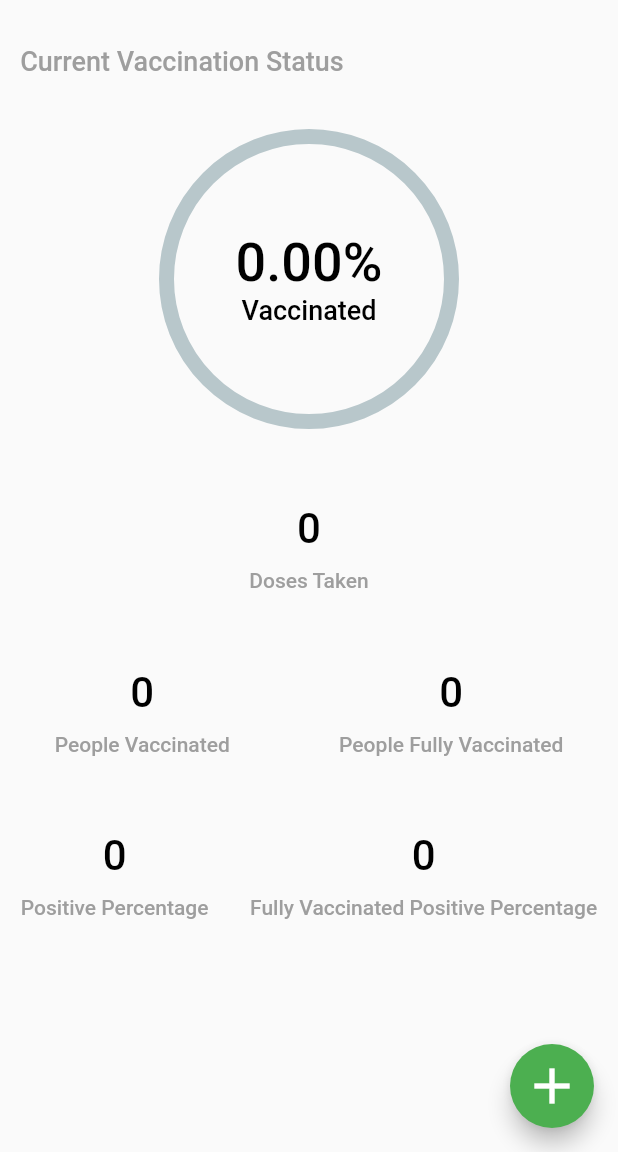
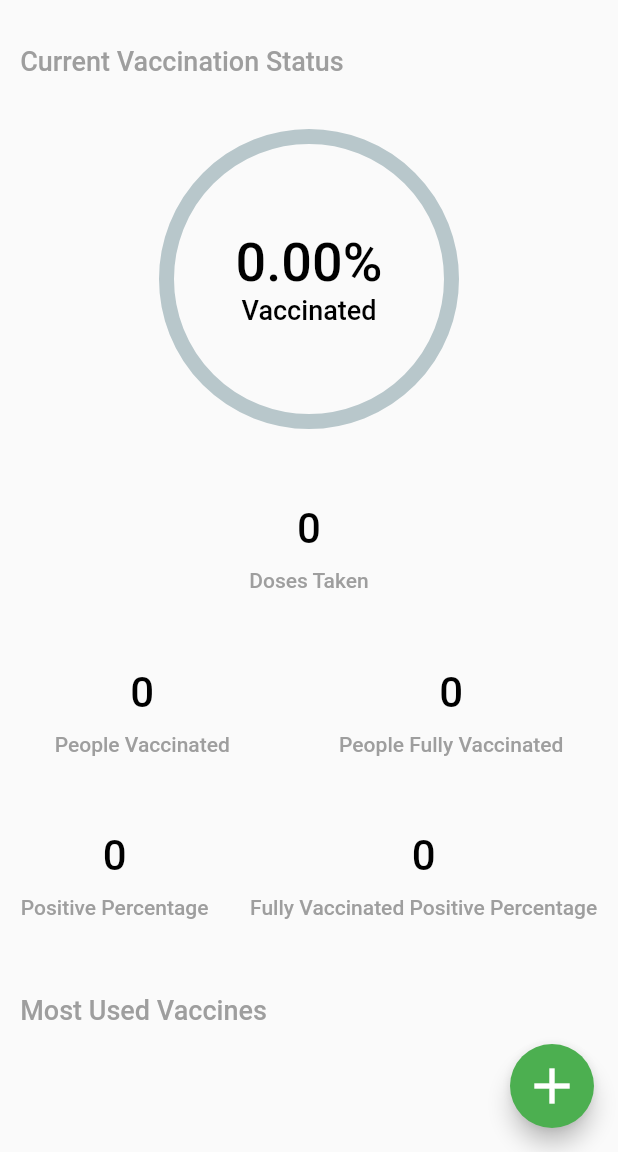
Before and after one commit to AthulJohn/Vaccine_Anlayzer, a Flutter app: the screen it shows after launch, on a phone screen of 412 x 824 dp, the part 84-1236 px from its top. Run offline on Flutter 3.47's test engine with Material 2 defaults, Android fonts, the phone set to English and light mode, and no system bars; drawn by our look-alikes of percent_indicator; our stand-ins replace sqflite; accounts and stored records are empty.

Commit message:
added most used vaccine table

```diff
--- a/lib/database/person_db.dart
+++ b/lib/database/person_db.dart
@@ -107,7 +107,13 @@ class VaccineDatabase {
     return fpercent;
   }
 
-  void close() async {
+  Future<List<Map<String, dynamic>>> getMostUsedVaccines() async {
+    List<Map<String, dynamic>> vccount = await db.rawQuery(
+        "SELECT V.name AS name,Vc.count AS count  from (SELECT vid, COUNT(*) AS count FROM Vaccination GROUP BY vid)Vc,Vaccine V Where Vc.vid= V.vid ORDER BY Vc.count DESC LIMIT 5");
+    return vccount;
+  }
+
+  Future<void> close() async {
     await db.close();
   }
 
--- a/lib/models/vaccine.dart
+++ b/lib/models/vaccine.dart
@@ -18,7 +18,7 @@ class Vaccine {
       'name': name,
       'company': company,
       'country': country,
-      'noOfDoses': noOfDoses,
+      'doses': noOfDoses,
     };
   }
 }
--- a/lib/vaccinehome.dart
+++ b/lib/vaccinehome.dart
@@ -12,6 +12,12 @@ class VaccineHome extends StatefulWidget {
 }
 
 class _VaccineHomeState extends State<VaccineHome> {
+  @override
+  void dispose() {
+    vaccineDatabase.close();
+    super.dispose();
+  }
+
   @override
   Widget build(BuildContext context) {
     return Scaffold(
@@ -174,7 +180,7 @@ class _VaccineHomeState extends State<VaccineHome> {
               Column(
                 children: [
                   FutureBuilder(
-                      future: vaccineDatabase.getCompletedVaccinated(),
+                      future: vaccineDatabase.getFullyPositivePercent(),
                       builder: (context, snap) {
                         return Text(
                           '${snap.data ?? 0}',
@@ -196,6 +202,44 @@ class _VaccineHomeState extends State<VaccineHome> {
               ),
             ],
           ),
+          const SizedBox(height: 50),
+          const Text(
+            '   Most Used Vaccines',
+            style: TextStyle(
+                fontSize: 18, fontWeight: FontWeight.w500, color: Colors.grey),
+          ),
+          const SizedBox(height: 10),
+          FutureBuilder<List<Map<String, dynamic>>>(
+              future: vaccineDatabase.getMostUsedVaccines(),
+              builder: (context, snap) {
+                if (snap.hasData) {
+                  return Column(children: [
+                    for (Map<String, dynamic> map in snap.data!)
+                      Row(
+                        children: [
+                          Text(
+                            '     ${map['name']} -',
+                            style: const TextStyle(
+                                fontSize: 18,
+                                fontWeight: FontWeight.w500,
+                                color: Colors.black),
+                          ),
+                          const SizedBox(width: 50),
+                          Text(
+                            '${map['count']} doses',
+                            style: const TextStyle(
+                                fontSize: 14,
+                                fontWeight: FontWeight.w500,
+                                color: Colors.grey),
+                          ),
+                        ],
+                      ),
+                  ]);
+                } else {
+                  return Container();
+                }
+              }),
+          const SizedBox(height: 50),
         ],
       ),
       floatingActionButton: FloatingActionButton(
```
